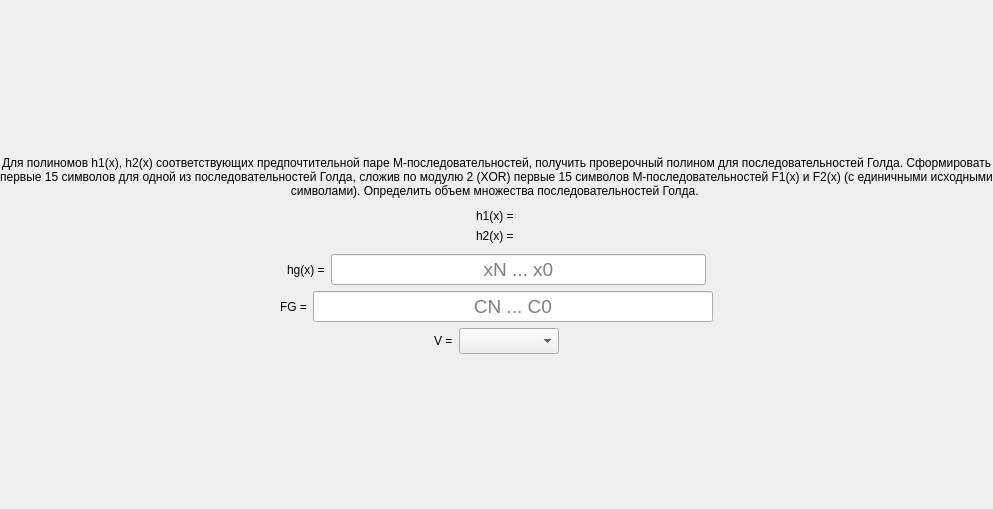
bukhmastov/fpsp, file task/screentask6.ui: the form before one commit.
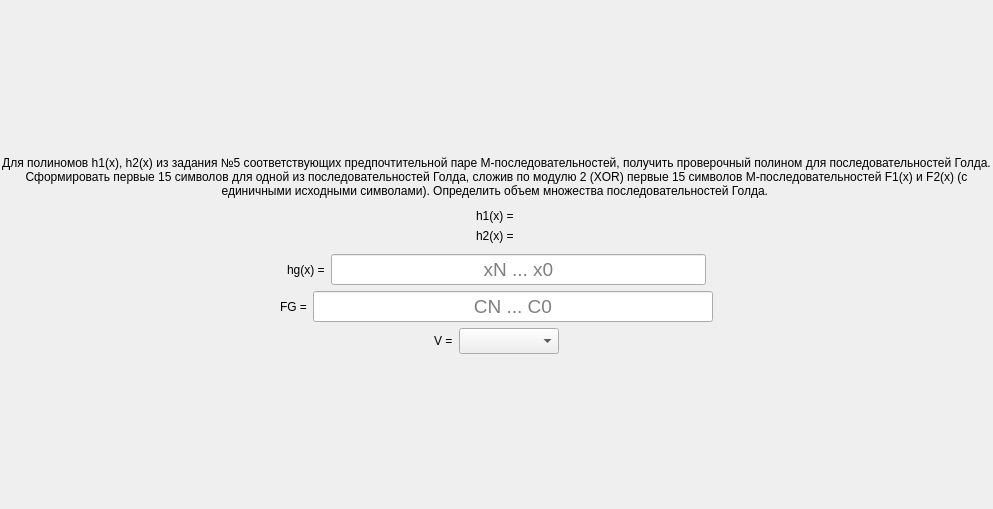
The form after the commit.

```diff
--- a/task/screentask6.ui
+++ b/task/screentask6.ui
@@ -47,7 +47,7 @@
         <string notr="true">font: 75 16pt &quot;MS Shell Dlg 2&quot;;</string>
        </property>
        <property name="text">
-        <string>Для полиномов h1(x), h2(x) соответствующих предпочтительной паре М-последовательностей, получить проверочный полином для последовательностей Голда. Сформировать первые 15 символов для одной из последовательностей Голда, сложив по модулю 2 (XOR) первые 15 символов М-последовательностей F1(x) и F2(x) (с единичными исходными символами). Определить объем множества последовательностей Голда. </string>
+        <string>Для полиномов h1(x), h2(x) из задания №5 соответствующих предпочтительной паре М-последовательностей, получить проверочный полином для последовательностей Голда. Сформировать первые 15 символов для одной из последовательностей Голда, сложив по модулю 2 (XOR) первые 15 символов М-последовательностей F1(x) и F2(x) (с единичными исходными символами). Определить объем множества последовательностей Голда. </string>
        </property>
        <property name="alignment">
         <set>Qt::AlignCenter</set>
```
